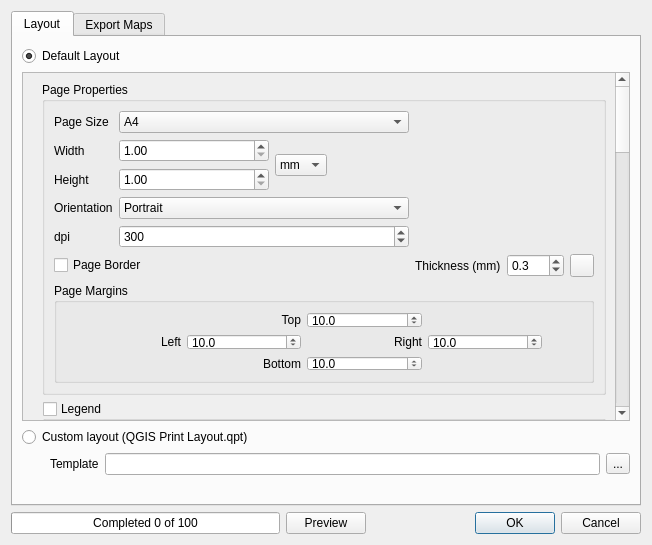
First picture: the form in tuflow/forms/ui_map_dialog.ui, repository TUFLOW-Support/QGIS-TUFLOW-Plugin, before the edit.
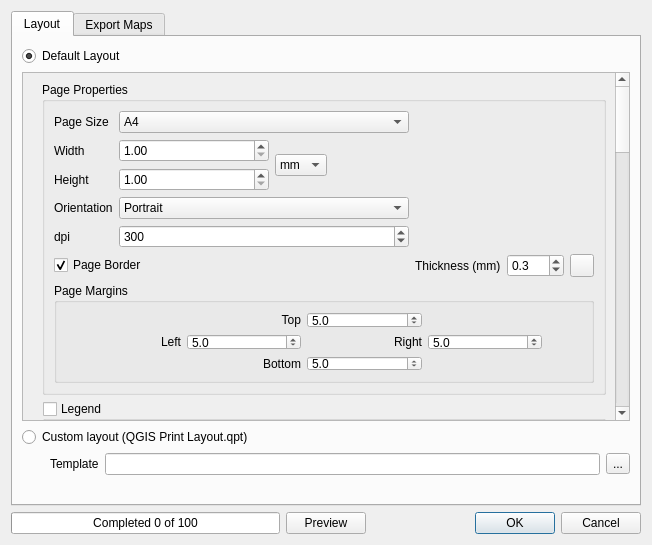
Second picture: the form after the edit. Custom widgets are drawn as their Qt base class.

Patch:
```diff
--- a/tuflow/forms/ui_map_dialog.ui
+++ b/tuflow/forms/ui_map_dialog.ui
@@ -46,7 +46,7 @@
           <property name="geometry">
            <rect>
             <x>0</x>
-            <y>0</y>
+            <y>-1222</y>
             <width>591</width>
             <height>1635</height>
            </rect>
@@ -1360,6 +1360,9 @@
                   <property name="text">
                    <string>Page Border</string>
                   </property>
+                  <property name="checked">
+                   <bool>true</bool>
+                  </property>
                  </widget>
                 </item>
                 <item row="5" column="4">
@@ -1404,7 +1407,7 @@
                       <number>1</number>
                      </property>
                      <property name="value">
-                      <double>10.000000000000000</double>
+                      <double>5.000000000000000</double>
                      </property>
                     </widget>
                    </item>
@@ -1434,7 +1437,7 @@
                       <number>1</number>
                      </property>
                      <property name="value">
-                      <double>10.000000000000000</double>
+                      <double>5.000000000000000</double>
                      </property>
                     </widget>
                    </item>
@@ -1454,7 +1457,7 @@
                       <number>1</number>
                      </property>
                      <property name="value">
-                      <double>10.000000000000000</double>
+                      <double>5.000000000000000</double>
                      </property>
                     </widget>
                    </item>
@@ -1464,7 +1467,7 @@
                       <number>1</number>
                      </property>
                      <property name="value">
-                      <double>10.000000000000000</double>
+                      <double>5.000000000000000</double>
                      </property>
                     </widget>
                    </item>
@@ -1763,6 +1766,26 @@
    <extends>QToolButton</extends>
    <header>qgsfontbutton.h</header>
   </customwidget>
+  <customwidget>
+   <class>PlotItemsTable</class>
+   <extends>QTableWidget</extends>
+   <header>tuflow.DataTable</header>
+  </customwidget>
+  <customwidget>
+   <class>GraphicItemsTable</class>
+   <extends>QTableWidget</extends>
+   <header>tuflow.DataTable</header>
+  </customwidget>
+  <customwidget>
+   <class>ImageItemsTable</class>
+   <extends>QTableWidget</extends>
+   <header>tuflow.DataTable</header>
+  </customwidget>
+  <customwidget>
+   <class>MapExportTable</class>
+   <extends>QTableWidget</extends>
+   <header>tuflow.DataTable</header>
+  </customwidget>
  </customwidgets>
  <resources/>
  <connections/>
```
Left out of the diff: 222 changed lines with no effect on the pictures.
